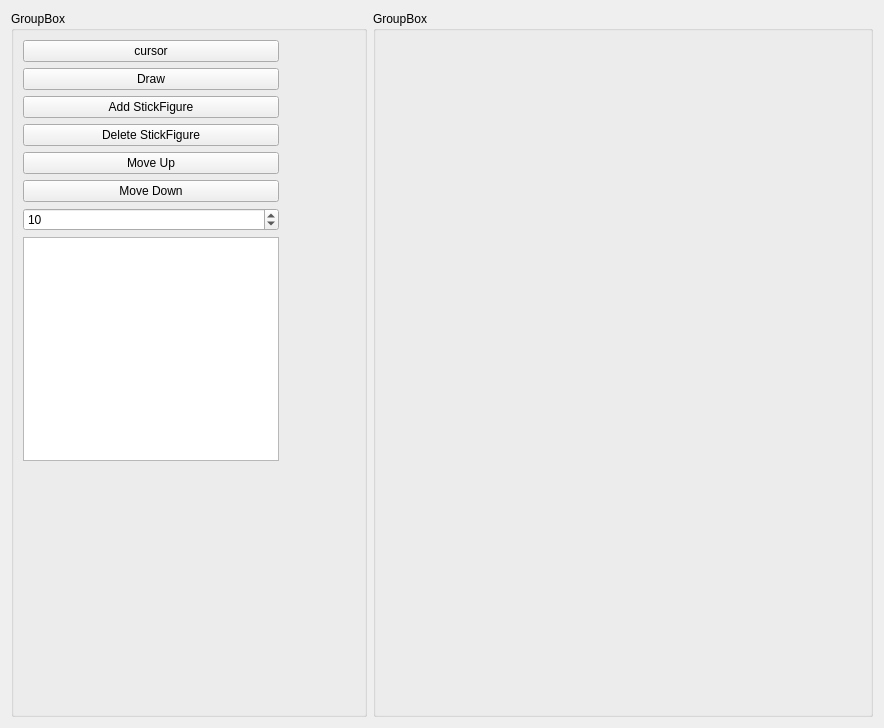
Above: widget.ui from Argasio/marionettaPlus before the change. Below: the same form after it.
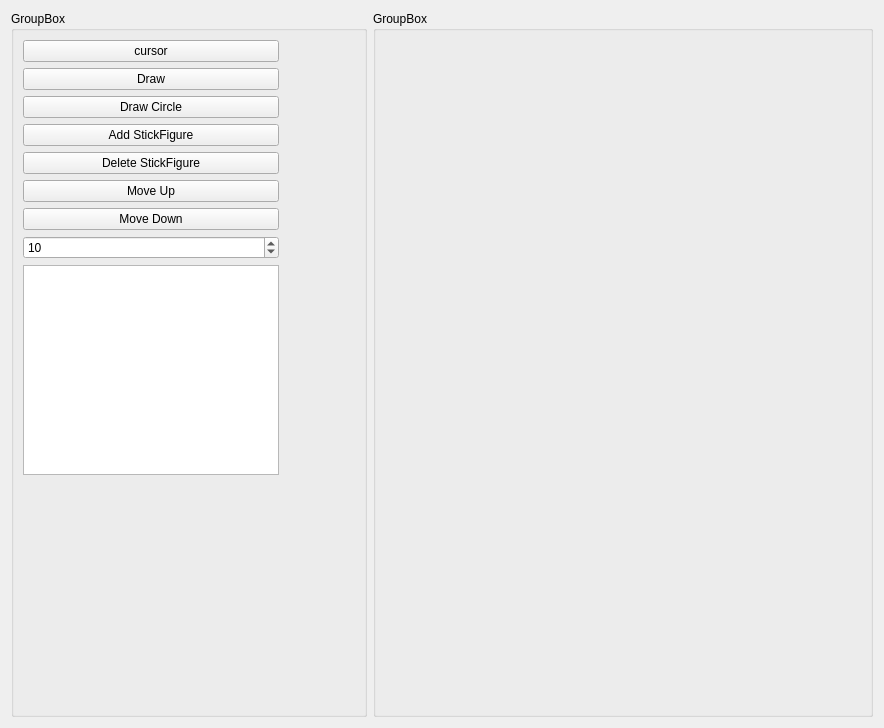
That is the form after the change.

Patch:
```diff
--- a/widget.ui
+++ b/widget.ui
@@ -70,6 +70,13 @@
                 </property>
                </widget>
               </item>
+              <item>
+               <widget class="QPushButton" name="drawCircleBtn">
+                <property name="text">
+                 <string>Draw Circle</string>
+                </property>
+               </widget>
+              </item>
               <item>
                <widget class="QPushButton" name="addStickBtn">
                 <property name="text">
@@ -118,8 +125,8 @@
                 </property>
                 <property name="iconSize">
                  <size>
-                  <width>20</width>
-                  <height>20</height>
+                  <width>50</width>
+                  <height>50</height>
                  </size>
                 </property>
                </widget>
```
